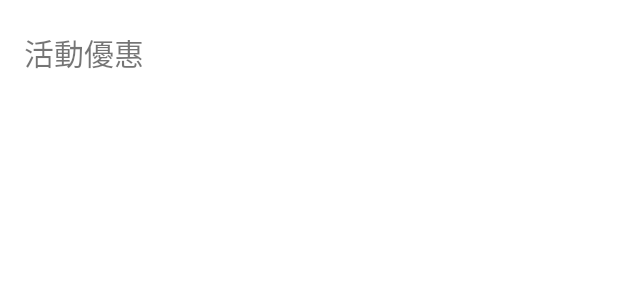
After one commit to MRRyLai/Group-5, an Android app: the layout activity_offer.xml on its own in the app's theme, with its tools: preview values and no code run, on a phone screen of 412 x 824 dp. The commit adds this screen. Shown: the top 300 px of the screen. Run offline under Robolectric (Android 15) with nearby library versions, the phone set to English and light mode, and no system bars.

Commit message:
評論製作中，新增每日推薦、活動優惠頁面

```diff
--- a/app/src/main/AndroidManifest.xml
+++ b/app/src/main/AndroidManifest.xml
@@ -9,6 +9,12 @@
         android:roundIcon="@mipmap/ic_launcher_round"
         android:supportsRtl="true"
         android:theme="@style/Theme.Group5">
+        <activity
+            android:name=".ActivityOffer"
+            android:exported="false" />
+        <activity
+            android:name=".EverydayRecommend"
+            android:exported="false" />
         <activity
             android:name=".KoreanStoreActivity"
             android:exported="false" />
--- a/app/src/main/res/layout/activity_main.xml
+++ b/app/src/main/res/layout/activity_main.xml
@@ -41,6 +41,7 @@
         android:layout_marginTop="80dp"
         android:contentDescription="@string/android_launcher_image"
         android:labelFor="@id/tv1"
+        android:onClick="onclick"
         app:layout_constraintStart_toStartOf="parent"
         app:layout_constraintTop_toTopOf="parent"
         app:srcCompat="@drawable/introduce_everyday" />
@@ -52,6 +53,7 @@
         android:layout_marginEnd="20dp"
         android:contentDescription="@string/android_launcher_image"
         android:labelFor="@id/tv2"
+        android:onClick="onclick"
         app:layout_constraintEnd_toEndOf="parent"
         app:layout_constraintTop_toTopOf="@+id/ib_everyday"
         app:srcCompat="@drawable/promotions" />
--- /dev/null
+++ b/app/src/main/res/layout/activity_offer.xml
@@ -0,0 +1,19 @@
+<?xml version="1.0" encoding="utf-8"?>
+<androidx.constraintlayout.widget.ConstraintLayout xmlns:android="http://schemas.android.com/apk/res/android"
+    xmlns:app="http://schemas.android.com/apk/res-auto"
+    xmlns:tools="http://schemas.android.com/tools"
+    android:layout_width="match_parent"
+    android:layout_height="match_parent"
+    tools:context=".ActivityOffer">
+
+    <TextView
+        android:id="@+id/tv_Offer"
+        android:layout_width="wrap_content"
+        android:layout_height="wrap_content"
+        android:layout_marginStart="16dp"
+        android:layout_marginTop="20dp"
+        android:text="活動優惠"
+        android:textSize="20sp"
+        app:layout_constraintStart_toStartOf="parent"
+        app:layout_constraintTop_toTopOf="parent" />
+</androidx.constraintlayout.widget.ConstraintLayout>
```
Also changed, not shown: app/src/main/java/com/example/group5/ActivityOffer.java (added, +14 -0 lines), app/src/main/java/com/example/group5/EverydayRecommend.java (added, +14 -0 lines), app/src/main/java/com/example/group5/MainActivity.java (+14 -13 lines), app/src/main/res/layout/activity_everyday_recommend.xml (added, +19 -0 lines).
